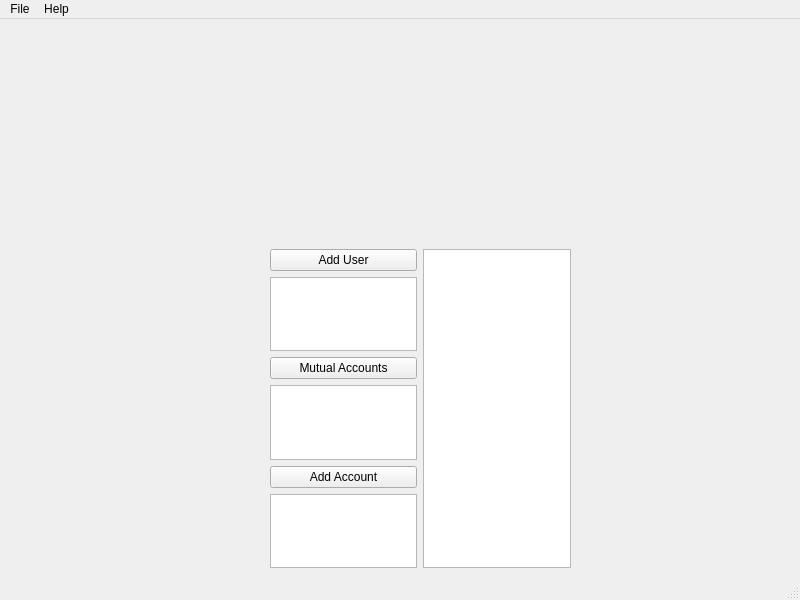
Qt form mainwindow.ui (ohyonghao/PersonalMutualFund) before a commit.
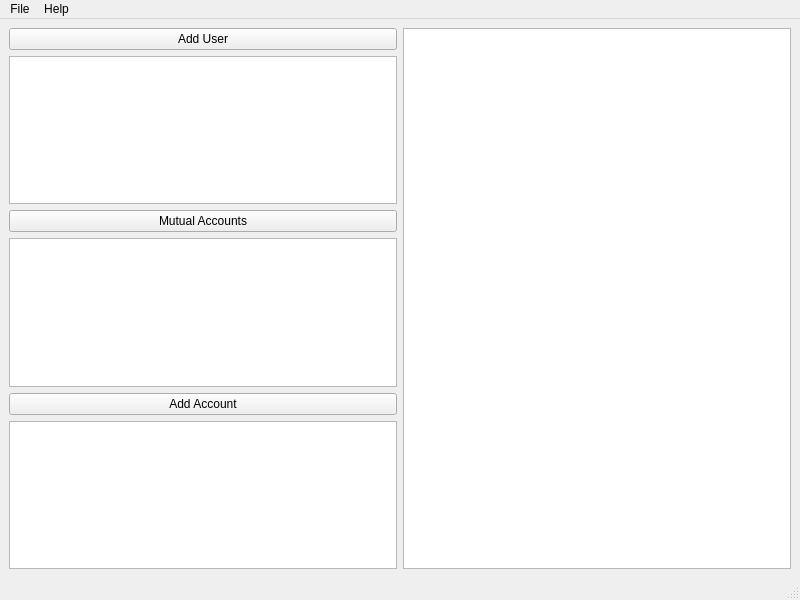
The same form after that commit.

Patch:
```diff
--- a/mainwindow.ui
+++ b/mainwindow.ui
@@ -14,15 +14,8 @@
    <string>MainWindow</string>
   </property>
   <widget class="QWidget" name="centralwidget">
-   <widget class="QWidget" name="horizontalLayoutWidget">
-    <property name="geometry">
-     <rect>
-      <x>270</x>
-      <y>230</y>
-      <width>301</width>
-      <height>319</height>
-     </rect>
-    </property>
+   <layout class="QGridLayout" name="gridLayout">
+    <item row="0" column="0">
     <layout class="QHBoxLayout" name="horizontalLayout">
      <item>
       <layout class="QVBoxLayout" name="verticalLayout">
@@ -59,10 +52,11 @@
       </layout>
      </item>
      <item>
-      <widget class="QTableView" name="tableView"/>
-     </item>
-    </layout>
-   </widget>
+       <widget class="QTableView" name="LedgerView"/>
+      </item>
+     </layout>
+    </item>
+   </layout>
   </widget>
   <widget class="QMenuBar" name="menubar">
    <property name="geometry">
```
Left out of the diff: 29 changed lines with no effect on the pictures. Lines whose indentation alone changed are shown as unchanged.
